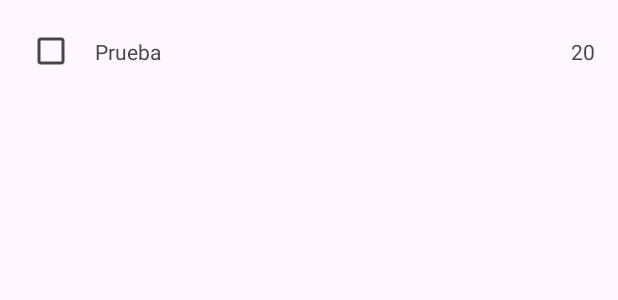
After one commit to NotSureAbout15/cafe, an Android app: the layout activity_mesas_view_holder.xml on its own in the app's theme, with its tools: preview values and no code run, on a phone screen of 412 x 824 dp. The commit adds this screen. Shown: the top 300 px of the screen. Run offline under Robolectric (Android 15) with nearby library versions, the phone set to English and light mode, and no system bars; network calls fail.

Commit message:
Añadido recyclerView con petición al servidor para cada tipo de comida
Creo un recyclerView que realiza una petición al servidor pasándole como parámetro el tipo de comida seleccionado por el cliente

Modificado el endpoint para que devuelva un JSON

```diff
--- a/CafeFront/app/src/main/AndroidManifest.xml
+++ b/CafeFront/app/src/main/AndroidManifest.xml
@@ -15,6 +15,9 @@
         android:theme="@style/Theme.CafeFront"
         android:usesCleartextTraffic="true"
         tools:targetApi="31">
+        <activity
+            android:name=".MesasRecyclerView.MesasViewHolder"
+            android:exported="false" />
         <activity
             android:name=".PedidoMesa"
             android:exported="false" />
--- /dev/null
+++ b/CafeFront/app/src/main/res/layout/activity_mesas_view_holder.xml
@@ -0,0 +1,40 @@
+<?xml version="1.0" encoding="utf-8"?>
+<androidx.constraintlayout.widget.ConstraintLayout xmlns:android="http://schemas.android.com/apk/res/android"
+    xmlns:app="http://schemas.android.com/apk/res-auto"
+    xmlns:tools="http://schemas.android.com/tools"
+    android:id="@+id/main"
+    android:layout_width="match_parent"
+    android:layout_height="wrap_content"
+    tools:context=".MesasRecyclerView.MesasViewHolder">
+
+    <CheckBox
+        android:id="@+id/casilla"
+        android:layout_width="wrap_content"
+        android:layout_height="wrap_content"
+        android:layout_marginStart="10dp"
+        android:layout_marginTop="10dp"
+        app:layout_constraintStart_toStartOf="parent"
+        app:layout_constraintTop_toTopOf="parent"
+        app:layout_constraintBottom_toBottomOf="parent"/>
+
+    <TextView
+        android:id="@+id/nombre"
+        android:layout_width="wrap_content"
+        android:layout_height="wrap_content"
+        android:layout_marginStart="5dp"
+        android:text="Prueba"
+        app:layout_constraintTop_toTopOf="@id/casilla"
+        app:layout_constraintBottom_toBottomOf="@id/casilla"
+        app:layout_constraintStart_toEndOf="@id/casilla"/>
+
+    <TextView
+        android:id="@+id/precio"
+        android:layout_width="wrap_content"
+        android:layout_height="wrap_content"
+        android:text="20"
+        android:layout_marginEnd="15dp"
+        app:layout_constraintTop_toTopOf="@id/casilla"
+        app:layout_constraintBottom_toBottomOf="@id/casilla"
+        app:layout_constraintEnd_toEndOf="parent"/>
+
+</androidx.constraintlayout.widget.ConstraintLayout>
--- a/CafeFront/app/src/main/res/values/arrays.xml
+++ b/CafeFront/app/src/main/res/values/arrays.xml
@@ -11,7 +11,7 @@
         <item>-------------</item>
         <item>Formula 1</item>
         <item>Futbol</item>
-        <item>Tennis</item>
+        <item>Tenis</item>
     </string-array>
 
     <string-array name="musica">
```
Also changed, not shown: CafeFront/app/src/main/java/com/example/cafefront/MesasRecyclerView/MesasAdapter.java (added, +76 -0 lines), CafeFront/app/src/main/java/com/example/cafefront/MesasRecyclerView/MesasData.java (added, +37 -0 lines), CafeFront/app/src/main/java/com/example/cafefront/MesasRecyclerView/MesasViewHolder.java (added, +38 -0 lines), CafeFront/app/src/main/java/com/example/cafefront/PedidoMesa.java (+102 -3 lines), CafeFront/app/src/main/res/layout/activity_pedido_mesa.xml (+13 -1 lines), 1 other file.
